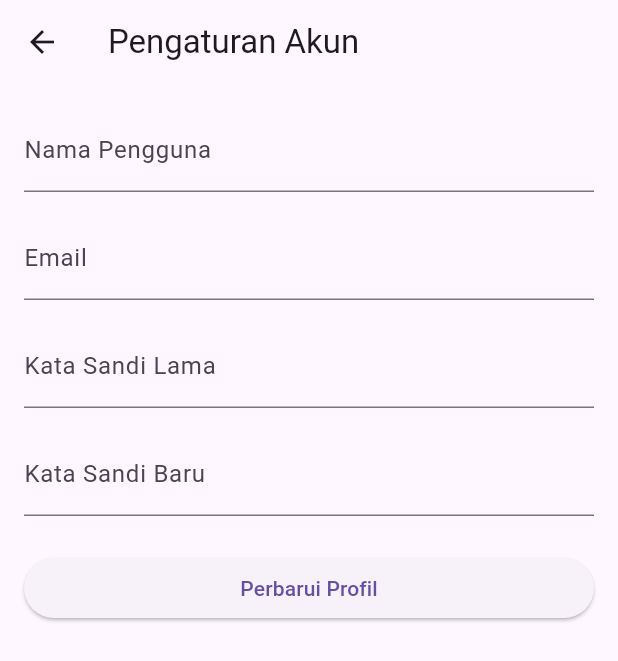
After one commit to Lxtream23/tugas_uas, a Flutter app: the HomePage screen opened by its route, after a tap on the "settings" icon, on a phone screen of 412 x 824 dp. The commit adds this screen. Shown: the top 661 px of the screen. Run offline on Flutter 3.47's test engine with Material 3 defaults, Android fonts, the phone set to English and light mode, and no system bars; our stand-ins replace supabase_flutter; accounts and stored records are empty.

Commit message:
menambahkan setting page

```diff
--- a/lib/main.dart
+++ b/lib/main.dart
@@ -6,6 +6,7 @@ import 'package:tugas_uas/pages/home_page.dart';
 import 'package:tugas_uas/pages/login_page.dart';
 import 'package:tugas_uas/pages/register_page.dart';
 import 'package:tugas_uas/pages/splash_page.dart';
+import 'package:tugas_uas/pages/settings_page.dart';
 
 void main() async {
   await Supabase.initialize(
@@ -33,6 +34,7 @@ class MyApp extends StatelessWidget {
         '/register': (_) => const RegisterPage(),
         '/home': (_) => const SessionGuard(child: HomePage()),
         '/detail': (context) => const SessionGuard(child: DetailPage()),
+        '/settings': (context) => const SessionGuard(child: SettingsPage()),
       },
     );
   }
--- a/lib/pages/home_page.dart
+++ b/lib/pages/home_page.dart
@@ -69,11 +69,15 @@ class _HomePageState extends State<HomePage> {
     }
   }
 
-  void _goToDetail(Map entry) {
+  void _goToDetail(DiaryEntry entry) {
     Navigator.pushNamed(context, '/detail', arguments: entry).then((_) {
       // Refresh list saat kembali dari detail
       _fetchDiaryEntries();
     });
+  }
+
+  void _goToSettings() {
+    Navigator.pushNamed(context, '/settings');
   }
 
   @override
@@ -82,7 +86,14 @@ class _HomePageState extends State<HomePage> {
       appBar: AppBar(
         title: const Text('Catatan Harian'),
         actions: [
-          IconButton(icon: const Icon(Icons.logout), onPressed: _logout),
+          IconButton(
+            icon: const Icon(Icons.settings),
+            onPressed: _goToSettings,
+          ), // Arahkan ke SettingsPage
+          IconButton(
+            icon: const Icon(Icons.logout),
+            onPressed: _logout,
+          ), // Arahkan ke halaman login
         ],
       ),
       body: Column(
--- /dev/null
+++ b/lib/pages/settings_page.dart
@@ -0,0 +1,124 @@
+import 'package:flutter/material.dart';
+import 'package:supabase_flutter/supabase_flutter.dart';
+
+class SettingsPage extends StatefulWidget {
+  const SettingsPage({super.key});
+
+  @override
+  State<SettingsPage> createState() => _SettingsPageState();
+}
+
+class _SettingsPageState extends State<SettingsPage> {
+  final SupabaseClient _supabase = Supabase.instance.client;
+  final TextEditingController _usernameController = TextEditingController();
+  final TextEditingController _emailController = TextEditingController();
+  final TextEditingController _passwordController = TextEditingController();
+  final TextEditingController _newPasswordController = TextEditingController();
+
+  bool _isLoading = false;
+
+  @override
+  void initState() {
+    super.initState();
+    _loadUserData();
+  }
+
+  // Mengambil data pengguna
+  Future<void> _loadUserData() async {
+    final user = _supabase.auth.currentUser;
+
+    if (user != null) {
+      setState(() {
+        _emailController.text = user.email ?? '';
+        _usernameController.text = user.userMetadata['username'] ?? '';
+      });
+    }
+  }
+
+  // Mengupdate profil pengguna
+  Future<void> _updateProfile() async {
+    setState(() {
+      _isLoading = true;
+    });
+
+    try {
+      final user = _supabase.auth.currentUser;
+
+      // Mengupdate metadata pengguna jika nama pengguna berubah
+      await _supabase.auth.updateUser(
+        UserAttributes(
+          email: _emailController.text,
+          data: {'username': _usernameController.text},
+        ),
+      );
+
+      if (_passwordController.text.isNotEmpty) {
+        // Jika password baru diberikan, lakukan update password
+        await _supabase.auth.updateUser(
+          UserAttributes(password: _newPasswordController.text),
+        );
+      }
+
+      setState(() {
+        _isLoading = false;
+      });
+
+      ScaffoldMessenger.of(context).showSnackBar(
+        const SnackBar(content: Text('Profil berhasil diperbarui!')),
+      );
+    } catch (e) {
+      setState(() {
+        _isLoading = false;
+      });
+
+      ScaffoldMessenger.of(
+        context,
+      ).showSnackBar(SnackBar(content: Text('Gagal memperbarui profil: $e')));
+    }
+  }
+
+  @override
+  Widget build(BuildContext context) {
+    return Scaffold(
+      appBar: AppBar(title: const Text('Pengaturan Akun')),
+      body: Padding(
+        padding: const EdgeInsets.all(16.0),
+        child: Column(
+          crossAxisAlignment: CrossAxisAlignment.stretch,
+          children: [
+            TextField(
+              controller: _usernameController,
+              decoration: const InputDecoration(labelText: 'Nama Pengguna'),
+            ),
+            const SizedBox(height: 16),
+            TextField(
+              controller: _emailController,
+              decoration: const InputDecoration(labelText: 'Email'),
+              keyboardType: TextInputType.emailAddress,
+            ),
+            const SizedBox(height: 16),
+            TextField(
+              controller: _passwordController,
+              decoration: const InputDecoration(labelText: 'Kata Sandi Lama'),
+              obscureText: true,
+            ),
+            const SizedBox(height: 16),
+            TextField(
+              controller: _newPasswordController,
+              decoration: const InputDecoration(labelText: 'Kata Sandi Baru'),
+              obscureText: true,
+            ),
+            const SizedBox(height: 24),
+            ElevatedButton(
+              onPressed: _isLoading ? null : _updateProfile,
+              child:
+                  _isLoading
+                      ? const CircularProgressIndicator()
+                      : const Text('Perbarui Profil'),
+            ),
+          ],
+        ),
+      ),
+    );
+  }
+}
```
